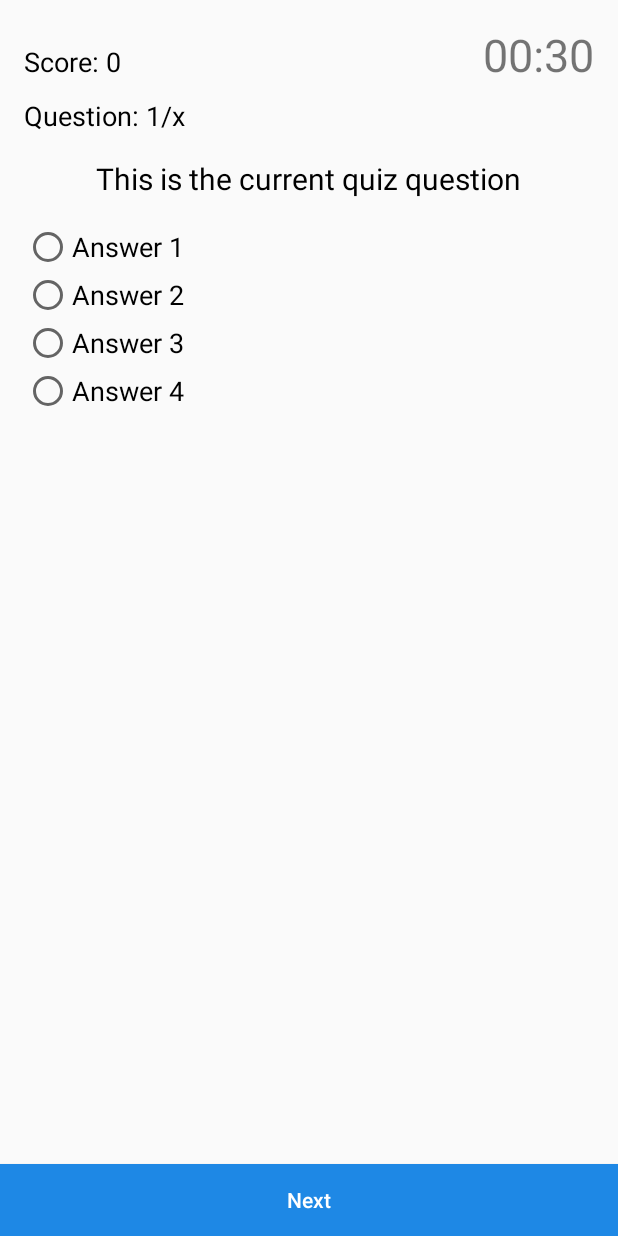
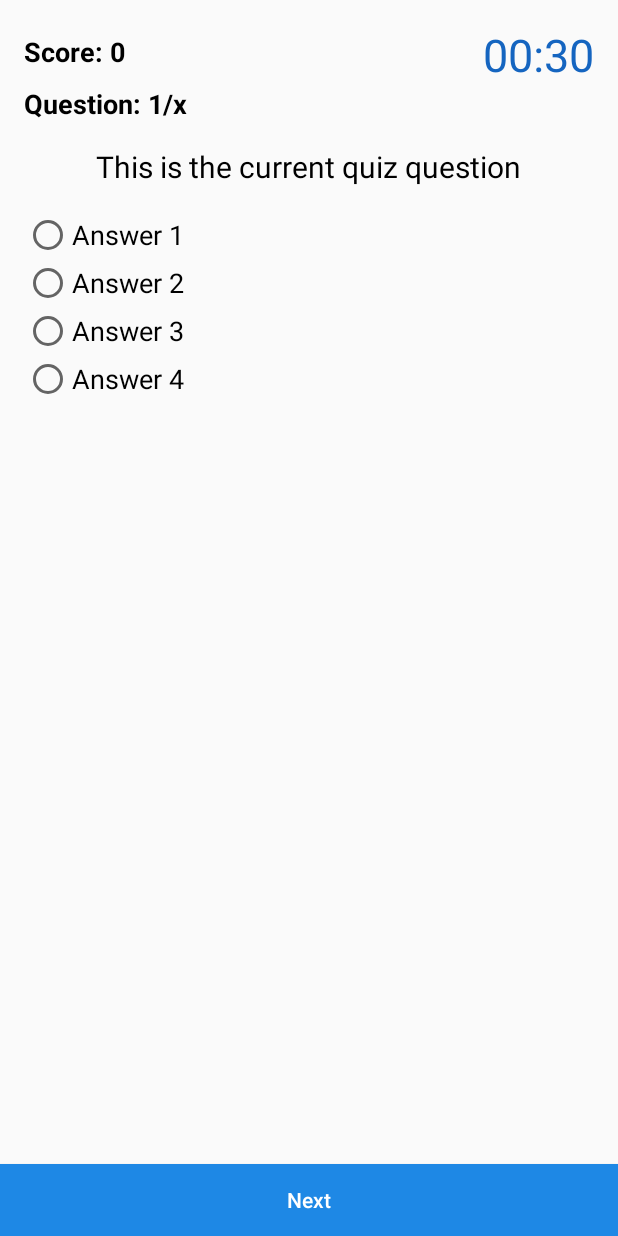
Before and after one commit to conewaffle/AssignmentApplication, an Android app: the layout activity_quiz.xml on its own in the app's theme, with its tools: preview values and no code run, on a phone screen of 412 x 824 dp. Run offline under Robolectric (Android 15) with nearby library versions, the phone set to English and light mode, and no system bars.

Commit message:
fixed wrong quiz answer and slight layout adjustment

```diff
--- a/app/src/main/java/com/example/assignmentapplication/QuizActivity.java
+++ b/app/src/main/java/com/example/assignmentapplication/QuizActivity.java
@@ -172,7 +172,7 @@ public class QuizActivity extends AppCompatActivity {
             db.quizQuestionDao().insert(new QuizQuestion(0, "Which of the following is not important when writing an assignment?", "Paying attention to the assignment question", "The lecturer's name", "The key concepts", "Limiting and qualifying words", 2, "Writing"));
             db.quizQuestionDao().insert(new QuizQuestion(0, "What is a good way of gaining a deeper understanding of a word?","Using Cambridge Dictionary", "Using Longman Dictionary", "Using Urban Dictionary", "A and B are correct", 4, "Writing"));
             db.quizQuestionDao().insert(new QuizQuestion(0, "The difference between an abstract and an introduction is:", "An abstract is at the end of a report", "There is no difference. Both are the same", "An abstract summarises the report in full", "An introduction summarises the report in full", 3, "Writing"));
-            db.quizQuestionDao().insert(new QuizQuestion(0, "The conclusion of an essay:", "Introduces the topic", "Re-summarises the main points", "Is where you develop your argument", "All of the above", 3, "Writing"));
+            db.quizQuestionDao().insert(new QuizQuestion(0, "The conclusion of an essay:", "Introduces the topic", "Re-summarises the main points", "Is where you develop your argument", "All of the above", 2, "Writing"));
             db.quizQuestionDao().insert(new QuizQuestion(0, "The components of an essay's body paragraph could follow:", "Evidence, Analysis, Topic Sentence", "Topic Sentence, Evidence, Analysis", "Analysis, Evidence, Topic Sentence", "None of the above", 2, "Writing"));
             db.quizQuestionDao().insert(new QuizQuestion(0, "Which part of a scholarly article would be useful for your reading?", "Abstract", "Introduction", "Reference List", "All of the above", 4, "Researching"));
             db.quizQuestionDao().insert(new QuizQuestion(0, "A correct way for putting authors in a reference list is:", "Use 'First Author' et al. when there are multiple authors", "Write their full names", "Use initial for surname e.g. 'Max S' for Max Smith", "Use initials for first name e.g. 'Smith, J' for John Smith", 4, "Referencing"));
--- a/app/src/main/res/layout/activity_quiz.xml
+++ b/app/src/main/res/layout/activity_quiz.xml
@@ -29,13 +29,16 @@
                 <TextView
                     android:id="@+id/textScore"
                     android:layout_width="wrap_content"
-                    android:layout_height="wrap_content"
+                    android:layout_height="match_parent"
+                    android:layout_gravity="center_vertical"
                     android:layout_marginStart="16dp"
+                    android:layout_marginTop="4dp"
                     android:layout_weight="1"
                     android:freezesText="true"
                     android:text="Score: 0"
                     android:textColor="@android:color/black"
                     android:textSize="18sp"
+                    android:textStyle="bold"
                     app:layout_constraintStart_toStartOf="parent"
                     app:layout_constraintTop_toTopOf="parent" />
 
@@ -47,6 +50,7 @@
                     android:layout_weight="0"
                     android:freezesText="true"
                     android:text="00:30"
+                    android:textColor="@color/colorPrimaryDark"
                     android:textSize="30sp"
                     app:layout_constraintEnd_toEndOf="parent"
                     app:layout_constraintHorizontal_bias="1.0"
@@ -59,11 +63,11 @@
                 android:layout_width="wrap_content"
                 android:layout_height="wrap_content"
                 android:layout_marginStart="16dp"
-                android:layout_marginTop="8dp"
                 android:freezesText="true"
                 android:text="Question: 1/x"
                 android:textColor="@android:color/black"
                 android:textSize="18sp"
+                android:textStyle="bold"
                 app:layout_constraintStart_toStartOf="parent"
                 app:layout_constraintTop_toBottomOf="@+id/textScore" />
 
```
Also changed, not shown: app/src/main/res/layout/activity_tutorial_vid.xml (+4 -3 lines).
